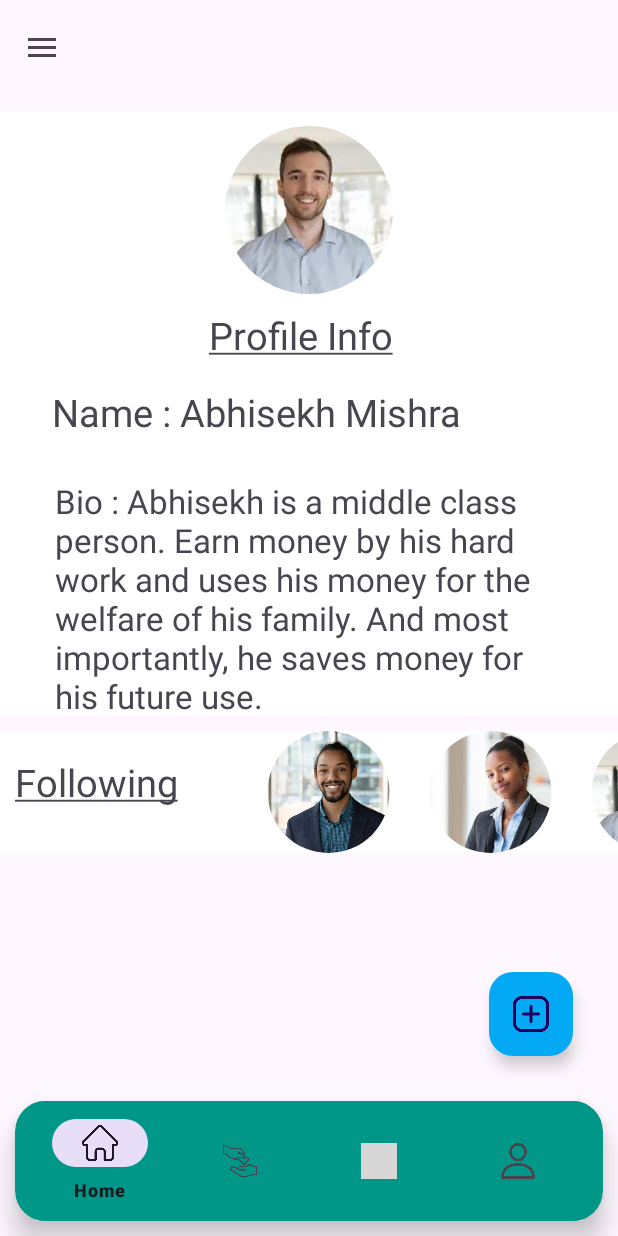
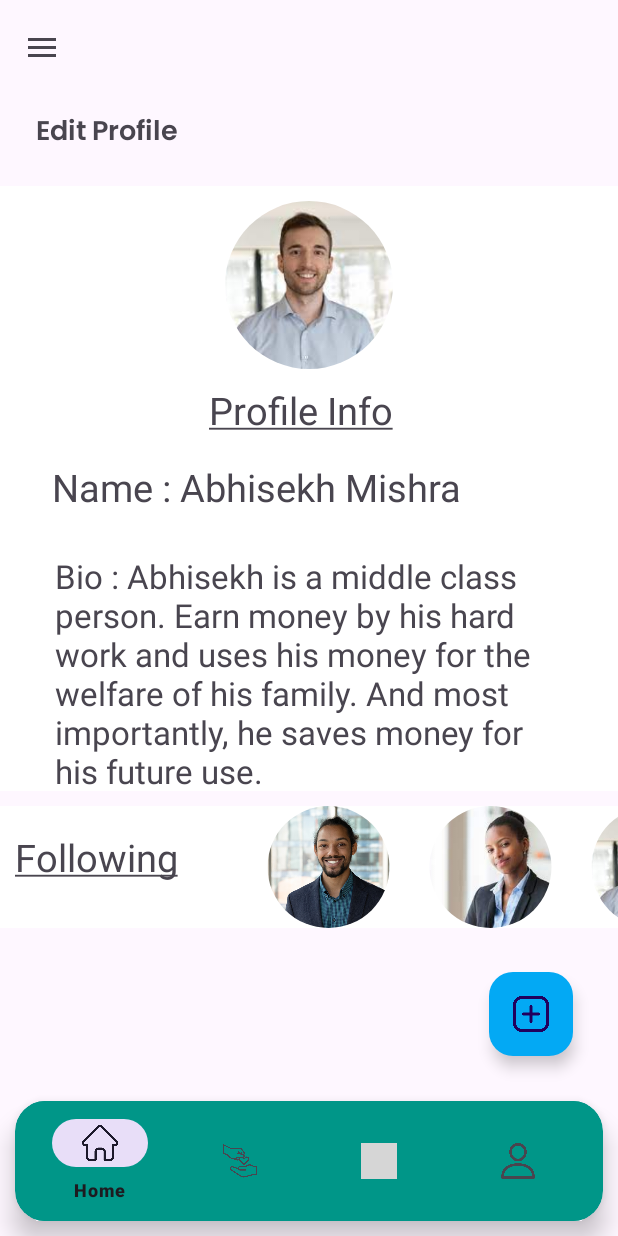
Before and after one commit to AnikAdhikari7/OneHeart, an Android app: the fragment ProfileNavFragment placed in its activity, on a phone screen of 412 x 824 dp. Run offline under Robolectric (Android 15) with nearby library versions, the phone set to English and light mode, and no system bars; our stand-ins replace CircleImageView; grey boxes are pictures that could not be loaded.

Commit message:
profile modified

```diff
--- a/app/src/main/res/layout/fragment_profile_nav.xml
+++ b/app/src/main/res/layout/fragment_profile_nav.xml
@@ -5,6 +5,21 @@
     android:layout_height="match_parent"
     android:orientation="vertical"
     tools:context=".screens.ProfileNavFragment">
+
+    <LinearLayout
+        android:layout_width="match_parent"
+        android:layout_height="50dp">
+        <TextView
+            android:layout_width="wrap_content"
+            android:layout_height="wrap_content"
+            android:text="Edit Profile"
+            android:textStyle="bold"
+            android:fontFamily="@font/poppins_semibold"
+            android:layout_gravity="center"
+            android:gravity="right"
+            android:layout_marginStart="24dp"
+            android:textSize="18sp"/>
+    </LinearLayout>
 
     <LinearLayout
         android:id="@+id/linearLayout"
@@ -54,13 +69,7 @@
             android:text="Bio : Abhisekh is a middle class person. Earn money by his hard work and uses his money for the welfare of his family. And most importantly, he saves money for his future use."
             android:textSize="22dp" />
 
-        <Button
-            android:id="@+id/button"
-            android:layout_width="174dp"
-            android:layout_height="50dp"
-            android:layout_gravity="center_horizontal"
-            android:layout_marginTop="10dp"
-            android:text="Edit Profile" />
+
     </LinearLayout>
 
     <LinearLayout
```
